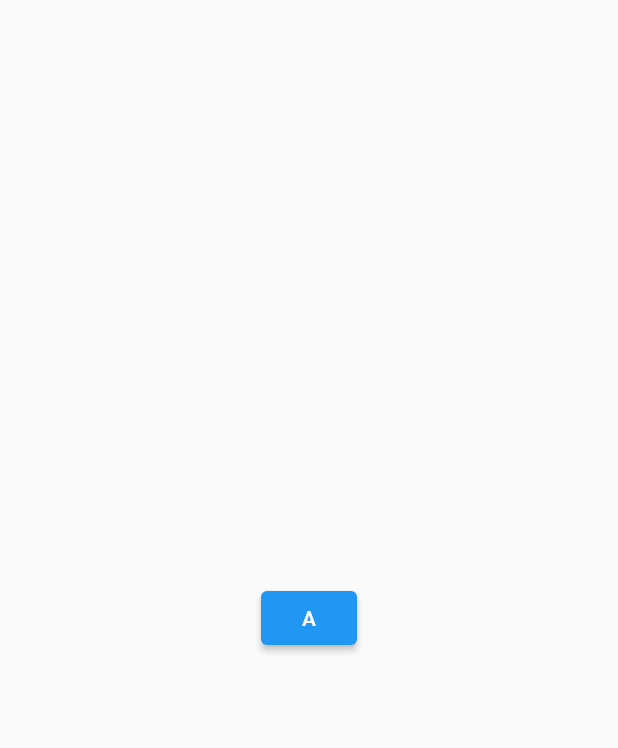
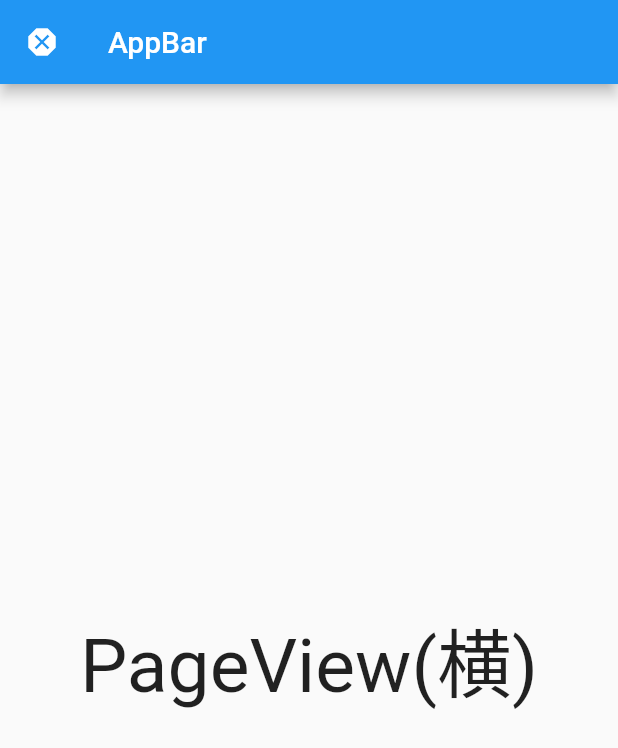
Before and after one commit to Flutter-Team-hokaiG/remotecontroll_app, a Flutter app: the screen it shows after launch, on a phone screen of 412 x 824 dp. Shown: the top 748 px of the screen. Run offline on Flutter 3.47's test engine with Material 2 defaults, Android fonts, the phone set to English and light mode, and no system bars.

Commit message:
PageViewの導入

```diff
--- a/lib/main.dart
+++ b/lib/main.dart
@@ -1,43 +1,74 @@
-//import 'dart:io';
-
 import 'package:flutter/material.dart';
 
-void main() {
-  runApp(MyApp());
-}
+void main() => runApp(MyApp());
 
 class MyApp extends StatelessWidget {
+  static const String _title = 'Flutter Code Sample';
+
   @override
   Widget build(BuildContext context) {
     return MaterialApp(
-      title: 'aaaa',
-      theme: ThemeData(
-        primarySwatch: Colors.blue,
+      title: _title,
+      home: MyWidget(),
+    );
+  }
+}
+
+class MyWidget extends StatefulWidget {
+  @override
+  _MyWidgetState createState() => _MyWidgetState();
+}
+
+class _MyWidgetState extends State<MyWidget> {
+  late PageController controller;
+
+  @override
+  void initState() {
+    controller = PageController();
+    super.initState();
+  }
+
+  void dispose() {
+    controller.dispose();
+    super.dispose();
+  }
+
+  @override
+  Widget build(BuildContext context) {
+    return Scaffold(
+      appBar: AppBar(
+        leading: Icon(Icons.dangerous),
+        title: const Text('AppBar'),
       ),
-      home: MyHomePage(
-        title: 'DEMO Page',
+      body: PageView(
+        controller: controller,
+        children: <Widget>[
+          page1(),
+          page2(),
+        ],
+      ),
+    );
+  }
+
+  Widget page1() {
+    return Center(
+      child: Container(
+        child: Text(
+          'PageView(横)',
+          style: TextStyle(fontSize: 50.0),
+        ),
+      ),
+    );
+  }
+
+  Widget page2() {
+    return Center(
+      child: Container(
+        child: Text(
+          '成功',
+          style: TextStyle(fontSize: 30.0),
+        ),
       ),
     );
   }
 }
-
-class MyHomePage extends StatefulWidget {
-  MyHomePage({Key? key, required this.title}) : super(key: key);
-  final String title;
-  @override
-  _MyHomePageState createState() => _MyHomePageState();
-}
-
-class _MyHomePageState extends State<MyHomePage> {
-  @override
-  Widget build(BuildContext context) {
-    return Scaffold(
-      body: Center(
-        child: (ElevatedButton(
-          child: Text('A'),
-          onPressed: () {},
-        )),
-      ),
-    );
-  }
-}
--- a/pubspec.yaml
+++ b/pubspec.yaml
@@ -28,6 +28,7 @@ dependencies:
   # The following adds the Cupertino Icons font to your application.
   # Use with the CupertinoIcons class for iOS style icons.
   cupertino_icons: ^1.0.2
+  carousel_slider: ^4.0.0
 
 dev_dependencies:
   flutter_test:
```
Also changed, not shown: pubspec.lock.
